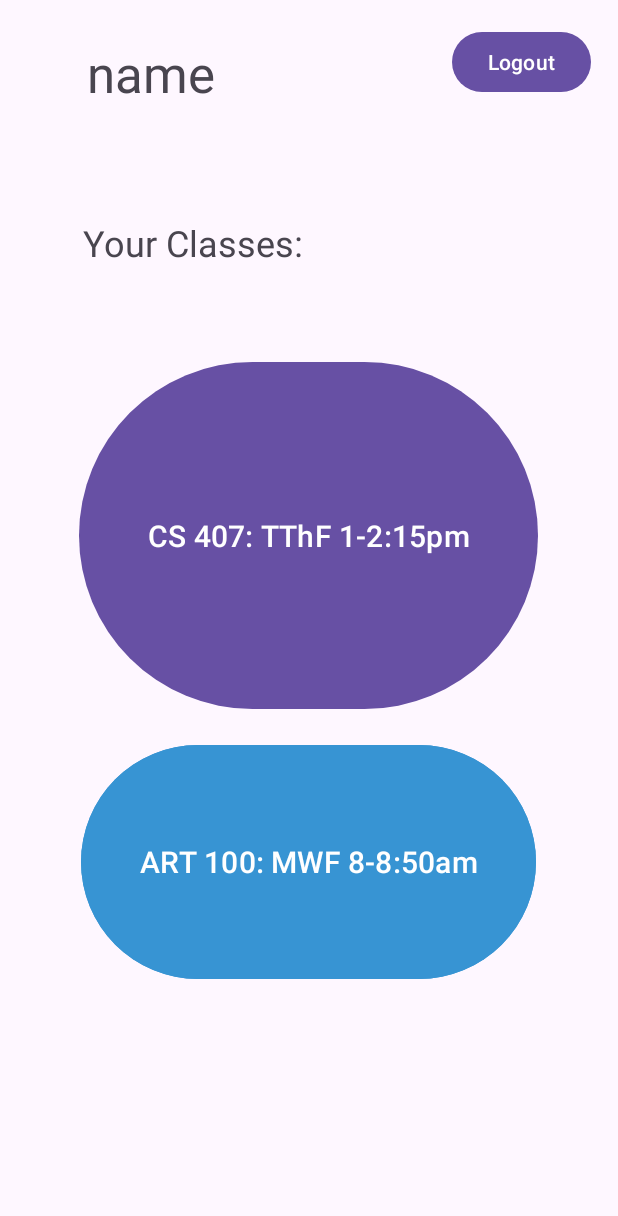
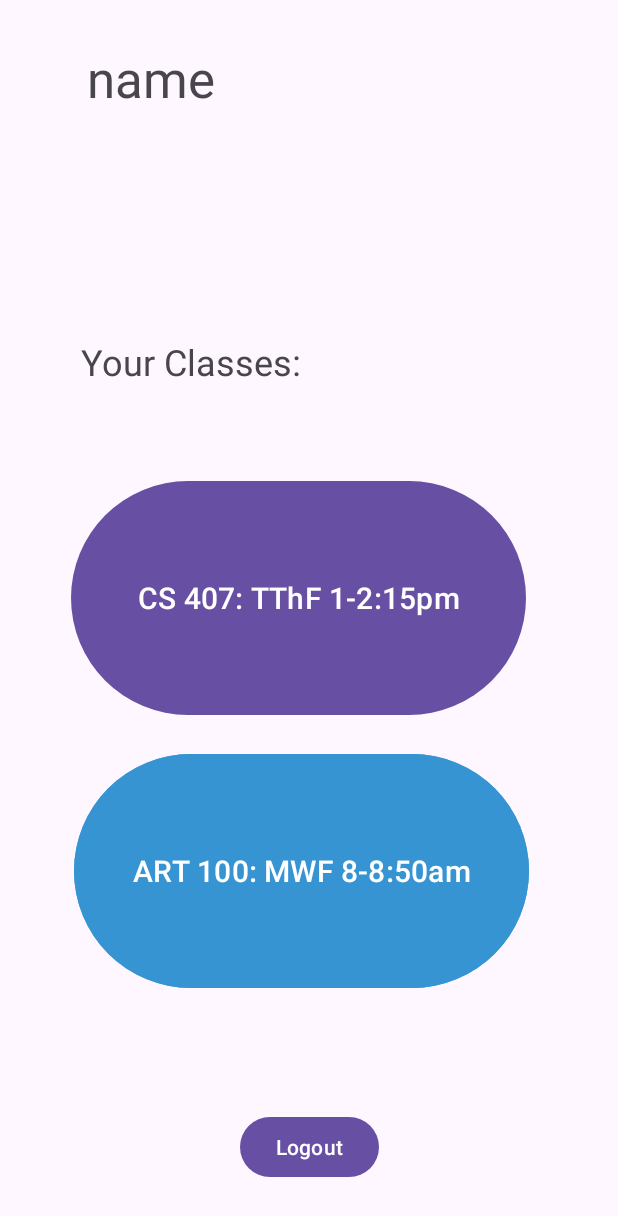
Before and after one commit to sydbenck/HERE, an Android app: the ClassList screen opened directly, with no data from a screen before it, on a phone screen of 412 x 824 dp. Shown: the top 1216 px of the screen. Run offline under Robolectric (Android 15) with nearby library versions, the phone set to English and light mode, and no system bars.

Commit message:
fixing logout

```diff
--- a/app/src/main/res/layout/activity_class_list.xml
+++ b/app/src/main/res/layout/activity_class_list.xml
@@ -8,29 +8,30 @@
 
     <Button
         android:id="@+id/classButton"
-        android:layout_width="306dp"
-        android:layout_height="0dp"
+        android:layout_width="303dp"
+        android:layout_height="164dp"
         android:layout_marginBottom="343dp"
         android:onClick="goToClassPage"
         android:text="CS 407: TThF 1-2:15pm"
         android:textSize="20sp"
         app:layout_constraintBottom_toBottomOf="parent"
         app:layout_constraintEnd_toEndOf="parent"
-        app:layout_constraintHorizontal_bias="0.496"
+        app:layout_constraintHorizontal_bias="0.438"
         app:layout_constraintStart_toStartOf="parent"
-        app:layout_constraintTop_toBottomOf="@+id/logout_btn" />
+        app:layout_constraintTop_toBottomOf="@+id/logout_btn"
+        app:layout_constraintVertical_bias="1.0" />
 
     <TextView
         android:id="@+id/welcomeText"
         android:layout_width="294dp"
-        android:layout_height="85dp"
+        android:layout_height="0dp"
         android:layout_marginStart="58dp"
-        android:layout_marginTop="26dp"
+        android:layout_marginTop="29dp"
         android:layout_marginEnd="58dp"
-        android:layout_marginBottom="34dp"
+        android:layout_marginBottom="534dp"
         android:text="name"
         android:textSize="34sp"
-        app:layout_constraintBottom_toTopOf="@+id/yourClassesText"
+        app:layout_constraintBottom_toTopOf="@+id/logout_btn"
         app:layout_constraintEnd_toEndOf="parent"
         app:layout_constraintHorizontal_bias="0.0"
         app:layout_constraintStart_toStartOf="parent"
@@ -47,9 +48,10 @@
         android:textSize="24sp"
         app:layout_constraintBottom_toTopOf="@+id/classButton"
         app:layout_constraintEnd_toEndOf="parent"
-        app:layout_constraintHorizontal_bias="0.6"
+        app:layout_constraintHorizontal_bias="1.0"
         app:layout_constraintStart_toStartOf="parent"
-        app:layout_constraintTop_toBottomOf="@+id/welcomeText" />
+        app:layout_constraintTop_toBottomOf="@+id/welcomeText"
+        app:layout_constraintVertical_bias="1.0" />
 
     <Button
         android:id="@+id/classButton2"
@@ -62,22 +64,22 @@
         android:textSize="20sp"
         app:layout_constraintBottom_toBottomOf="parent"
         app:layout_constraintEnd_toEndOf="parent"
-        app:layout_constraintHorizontal_bias="0.496"
+        app:layout_constraintHorizontal_bias="0.453"
         app:layout_constraintStart_toStartOf="parent"
-        app:layout_constraintTop_toBottomOf="@+id/classButton" />
+        app:layout_constraintTop_toBottomOf="@+id/classButton"
+        app:layout_constraintVertical_bias="0.653" />
 
     <Button
         android:id="@+id/logout_btn"
         android:layout_width="wrap_content"
         android:layout_height="wrap_content"
-        android:layout_marginTop="13dp"
-        android:layout_marginEnd="18dp"
-        android:layout_marginBottom="168dp"
+        android:layout_marginBottom="35dp"
+        android:onClick="logout"
         android:text="Logout"
-        android:onClick="logout"
-        app:layout_constraintBottom_toTopOf="@+id/classButton"
+        app:layout_constraintBottom_toBottomOf="parent"
         app:layout_constraintEnd_toEndOf="parent"
-        app:layout_constraintTop_toTopOf="parent" />
+        app:layout_constraintStart_toStartOf="parent"
+        app:layout_constraintTop_toBottomOf="@+id/welcomeText" />
 
 
 </androidx.constraintlayout.widget.ConstraintLayout>
```
